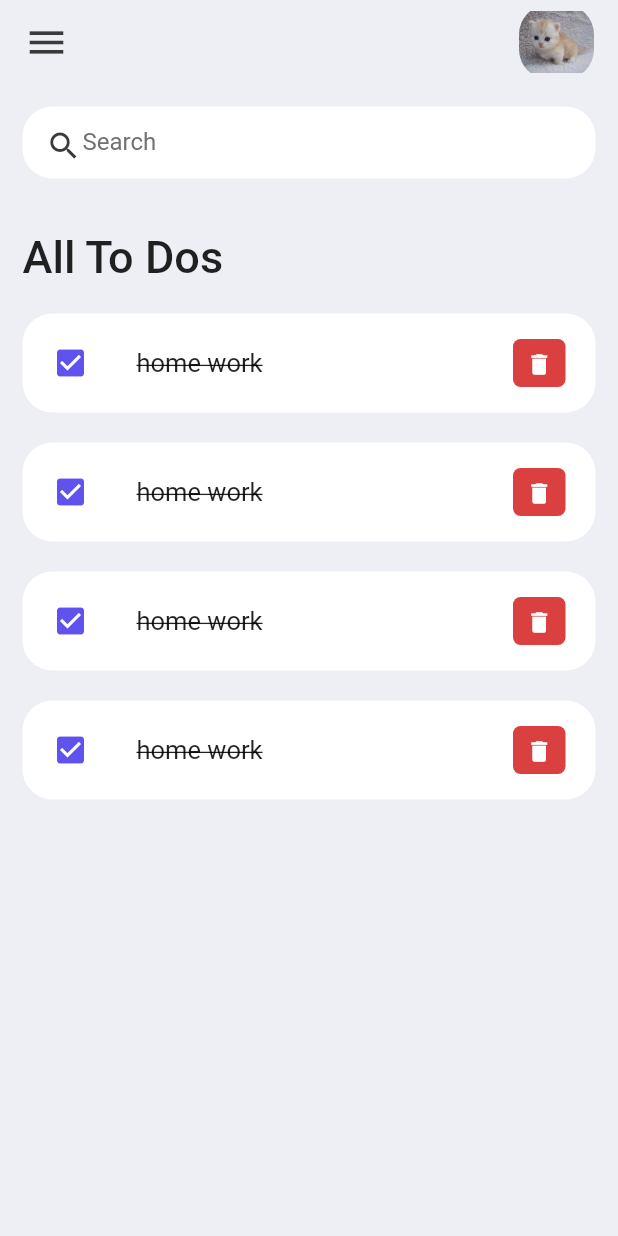
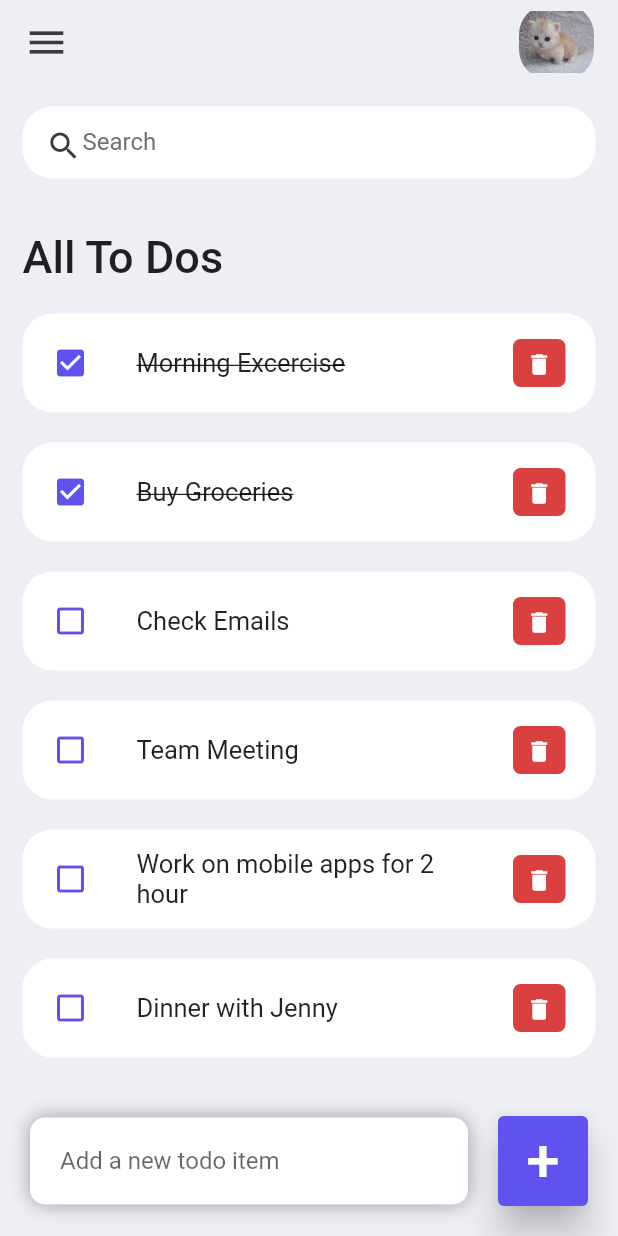
Before and after one commit to keremcanseker/to_do_app-flutter, a Flutter app: the screen it shows after launch, on a phone screen of 412 x 824 dp. Run offline on Flutter 3.47's test engine with Material 2 defaults, Android fonts, the phone set to English and light mode, and no system bars.

Commit message:
function for check box coded

```diff
--- a/todoapp/lib/main.dart
+++ b/todoapp/lib/main.dart
@@ -12,7 +12,7 @@ class MyApp extends StatelessWidget {
   // This widget is the root of your application.
   @override
   Widget build(BuildContext context) {
-    return const MaterialApp(
+    return MaterialApp(
       debugShowCheckedModeBanner: false,
       title: 'Todoapp',
       home: Home(),
--- /dev/null
+++ b/todoapp/lib/models/todo.dart
@@ -0,0 +1,34 @@
+class ToDo {
+  String? id;
+  String? todoText;
+  bool isDone;
+
+  ToDo({
+    required this.id,
+    required this.todoText,
+    this.isDone = false,
+  });
+
+  static List<ToDo> todoList() {
+    return [
+      ToDo(id: '01', todoText: 'Morning Excercise', isDone: true),
+      ToDo(id: '02', todoText: 'Buy Groceries', isDone: true),
+      ToDo(
+        id: '03',
+        todoText: 'Check Emails',
+      ),
+      ToDo(
+        id: '04',
+        todoText: 'Team Meeting',
+      ),
+      ToDo(
+        id: '05',
+        todoText: 'Work on mobile apps for 2 hour',
+      ),
+      ToDo(
+        id: '06',
+        todoText: 'Dinner with Jenny',
+      ),
+    ];
+  }
+}
--- a/todoapp/lib/screen/home_page.dart
+++ b/todoapp/lib/screen/home_page.dart
@@ -2,15 +2,25 @@ import 'package:flutter/material.dart';
 import 'package:todoapp/constant/colors.dart';
 import 'package:todoapp/widgets/todo_item.dart';
 
-class Home extends StatelessWidget {
-  const Home({super.key});
+import '../models/todo.dart';
+
+class Home extends StatefulWidget {
+  Home({super.key});
+
+  @override
+  State<Home> createState() => _HomeState();
+}
+
+class _HomeState extends State<Home> {
+  final toDoList = ToDo.todoList();
 
   @override
   Widget build(BuildContext context) {
     return Scaffold(
         backgroundColor: ToDoColors.appbarcolor,
         appBar: myappbar(),
-        body: Container(
+        body: Stack(children: [
+          Container(
             padding: const EdgeInsets.symmetric(horizontal: 15, vertical: 15),
             child: Column(
               children: [
@@ -25,16 +35,81 @@ class Home extends StatelessWidget {
                             style: TextStyle(
                                 fontSize: 30, fontWeight: FontWeight.w500),
                           )),
-                    const ToDoItem(),
-                    const ToDoItem(),
-                    const ToDoItem(),
-                    const ToDoItem(),
+                      for (ToDo todoo in toDoList)
+                        ToDoItem(
+                          todo: todoo,
+                          onToDoChanged: _handleToDoChange,
+                          onDeleteItem: () {},
+                        ),
                     ],
                   ),
                 ),
               ],
             ),
-        ));
+          ),
+          Align(
+              alignment: Alignment.bottomCenter,
+              child: Row(
+                children: [
+                  Expanded(
+                    child: Container(
+                      margin: const EdgeInsets.only(
+                        bottom: 20,
+                        right: 20,
+                        left: 20,
+                      ),
+                      padding: const EdgeInsets.symmetric(
+                        horizontal: 20,
+                        vertical: 5,
+                      ),
+                      decoration: BoxDecoration(
+                        color: Colors.white,
+                        boxShadow: const [
+                          BoxShadow(
+                            color: Colors.grey,
+                            offset: Offset(0.0, 0.0),
+                            blurRadius: 10.0,
+                            spreadRadius: 0.0,
+                          ),
+                        ],
+                        borderRadius: BorderRadius.circular(10),
+                      ),
+                      child: const TextField(
+                        decoration: InputDecoration(
+                            hintText: 'Add a new todo item',
+                            border: InputBorder.none),
+                      ),
+                    ),
+                  ),
+                  Container(
+                    margin: const EdgeInsets.only(
+                      bottom: 20,
+                      right: 20,
+                    ),
+                    child: ElevatedButton(
+                      onPressed: () {},
+                      style: ElevatedButton.styleFrom(
+                        backgroundColor: ToDoColors.tdBlue,
+                        minimumSize: const Size(60, 60),
+                        elevation: 10,
+                      ),
+                      child: const Text(
+                        '+',
+                        style: TextStyle(
+                          fontSize: 40,
+                        ),
+                      ),
+                    ),
+                  )
+                ],
+              ))
+        ]));
+  }
+
+  void _handleToDoChange(ToDo todo) {
+    setState(() {
+      todo.isDone = !todo.isDone;
+    });
   }
 }
 
--- a/todoapp/lib/widgets/todo_item.dart
+++ b/todoapp/lib/widgets/todo_item.dart
@@ -1,8 +1,14 @@
 import 'package:flutter/material.dart';
 import 'package:todoapp/constant/colors.dart';
 
+import '../models/todo.dart';
+
 class ToDoItem extends StatelessWidget {
-  const ToDoItem({super.key});
+  const ToDoItem(
+      {super.key, required this.todo, this.onToDoChanged, this.onDeleteItem});
+  final ToDo todo;
+  final onToDoChanged;
+  final onDeleteItem;
 
   @override
   Widget build(BuildContext context) {
@@ -10,15 +16,18 @@ class ToDoItem extends StatelessWidget {
       margin: const EdgeInsets.only(bottom: 20),
       child: ListTile(
         onTap: () {
-          print('it did');
+          onToDoChanged(todo);
         },
         contentPadding: const EdgeInsets.symmetric(horizontal: 20, vertical: 5),
         shape: RoundedRectangleBorder(borderRadius: BorderRadius.circular(20)),
         tileColor: Colors.white,
-        leading: const Icon(Icons.check_box, color: ToDoColors.tdBlue),
-        title: const Text("home work",
+        leading: Icon(
+            todo.isDone ? Icons.check_box : Icons.check_box_outline_blank,
+            color: ToDoColors.tdBlue),
+        title: Text(todo.todoText!,
             style: TextStyle(
-                fontSize: 17, decoration: TextDecoration.lineThrough)),
+                fontSize: 17,
+                decoration: todo.isDone ? TextDecoration.lineThrough : null)),
         trailing: Container(
             padding: const EdgeInsets.all(0),
             margin: const EdgeInsets.symmetric(vertical: 12),
```
Lines whose indentation alone changed are shown as unchanged.
